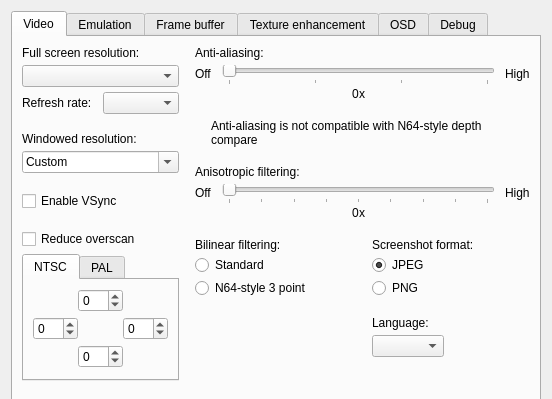
First picture: the form in src/GLideNUI/configDialog.ui, repository gonetz/GLideN64, before the edit; both pictures show x 0 to 552 and y 0 to 399 of the 552 by 591 pixel window.
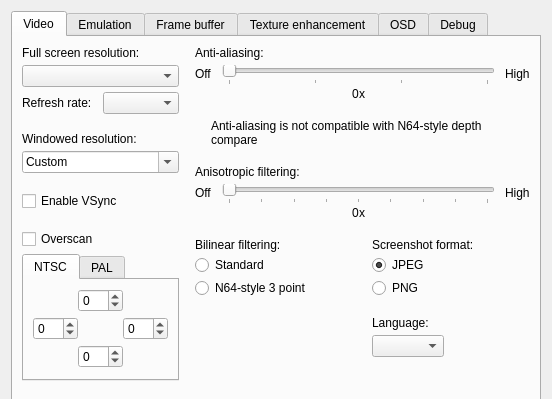
Second picture: the form after the edit. Icons and pictures are not drawn.

Commit message: UI: Overscan language change

What changed in the file:
```diff
--- a/src/GLideNUI/configDialog.ui
+++ b/src/GLideNUI/configDialog.ui
@@ -184,7 +184,7 @@
               <item>
                <widget class="QCheckBox" name="overscanCheckBox">
                 <property name="text">
-                 <string>Reduce overscan</string>
+                 <string>Overscan</string>
                 </property>
                </widget>
               </item>
```
Left out of the diff: 7 changed lines with no effect on the pictures. The commit also changes 1 other file.
